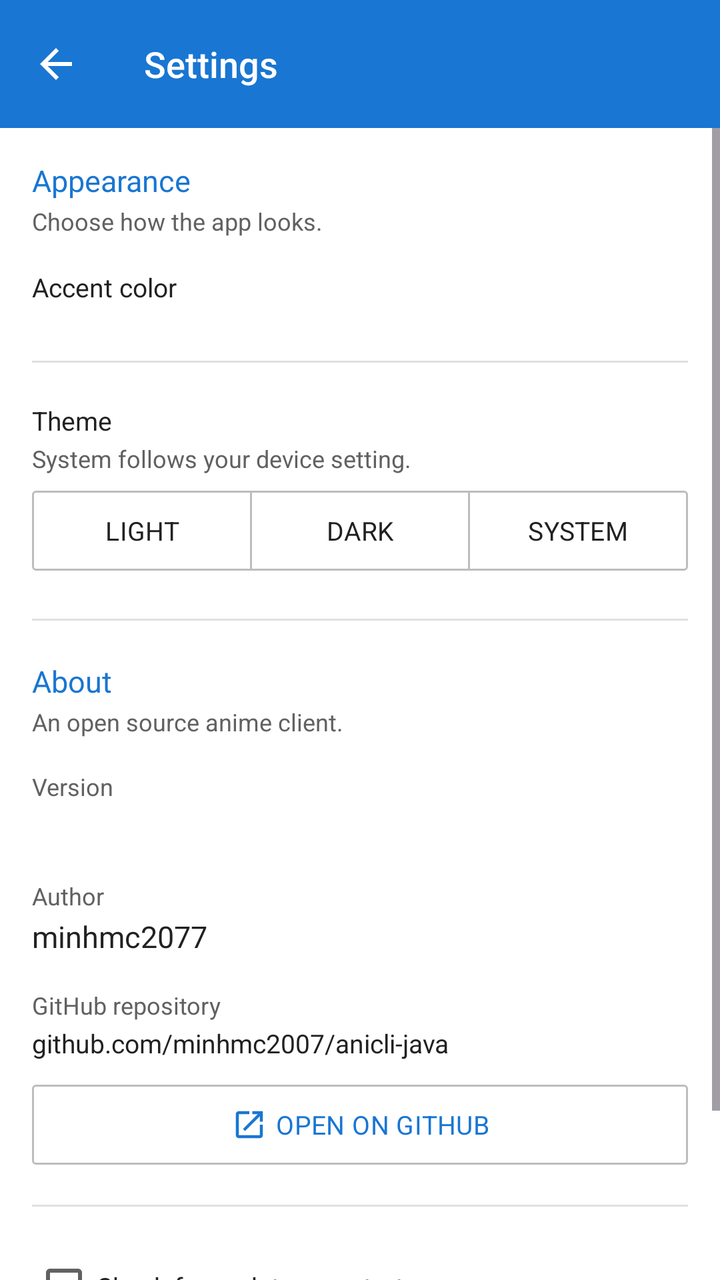
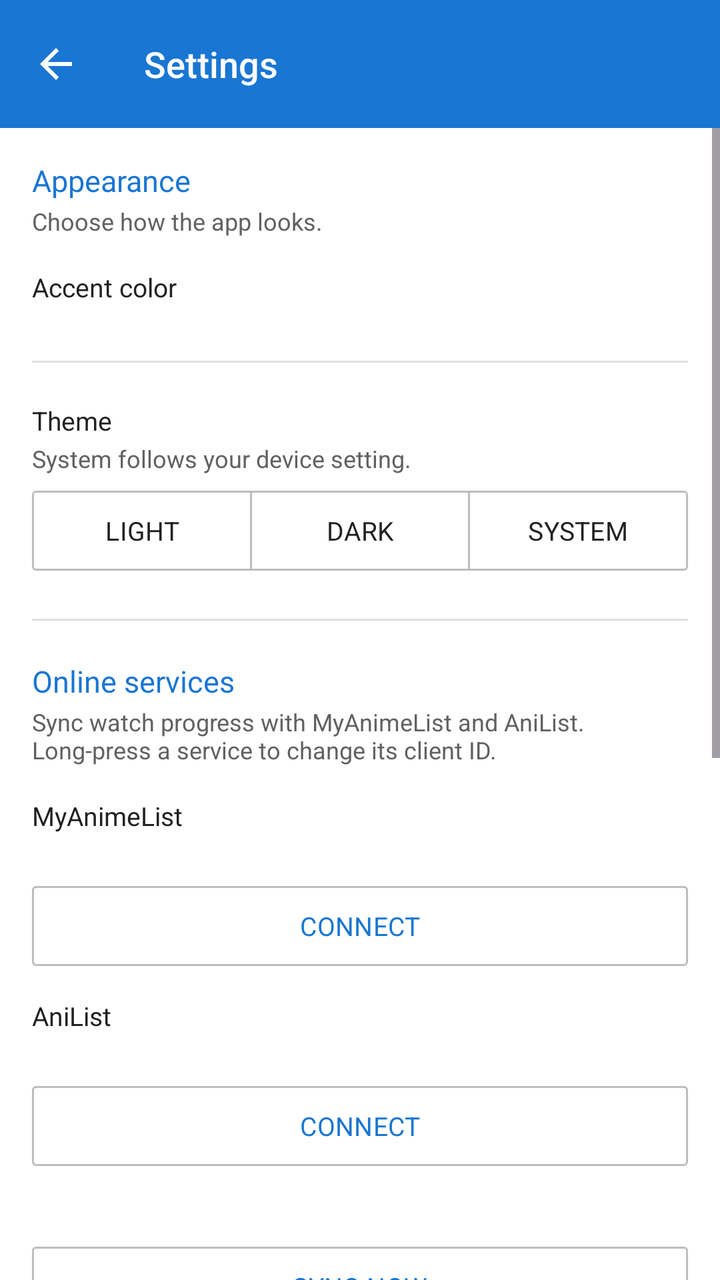

An Android layout rendered at two revisions. The XML below is the earlier revision; the diff shows what the commit changed to produce the second picture.
<!-- AndroidManifest.xml: application theme Theme.AniCliJava -->
<!-- res/layout/activity_settings.xml -->
<?xml version="1.0" encoding="utf-8"?>
<LinearLayout xmlns:android="http://schemas.android.com/apk/res/android"
    xmlns:app="http://schemas.android.com/apk/res-auto"
    android:id="@+id/root"
    android:layout_width="match_parent"
    android:layout_height="match_parent"
    android:background="?attr/colorSurface"
    android:orientation="vertical">

    <com.google.android.material.appbar.MaterialToolbar
        android:id="@+id/toolbar"
        style="@style/Widget.AniCli.Toolbar"
        android:layout_width="match_parent"
        android:layout_height="wrap_content"
        android:elevation="0dp"
        android:minHeight="?attr/actionBarSize"
        app:navigationContentDescription="@string/back"
        app:navigationIcon="@drawable/ic_arrow_back"
        app:title="@string/settings_title"
        app:titleTextAppearance="@style/TextAppearance.AniCli.TitleLarge" />

    <ScrollView
        android:id="@+id/scroll"
        android:layout_width="match_parent"
        android:layout_height="0dp"
        android:layout_weight="1"
        android:clipToPadding="false"
        android:fillViewport="true">

        <LinearLayout
            android:layout_width="match_parent"
            android:layout_height="wrap_content"
            android:orientation="vertical"
            android:paddingStart="16dp"
            android:paddingTop="16dp"
            android:paddingEnd="16dp"
            android:paddingBottom="24dp">

            <TextView
                android:layout_width="match_parent"
                android:layout_height="wrap_content"
                android:text="@string/settings_section_appearance"
                android:textAppearance="?attr/textAppearanceTitleMedium"
                android:textColor="?attr/colorPrimary" />

            <TextView
                android:layout_width="match_parent"
                android:layout_height="wrap_content"
                android:layout_marginTop="2dp"
                android:text="@string/settings_appearance_hint"
                android:textAppearance="?attr/textAppearanceBodySmall"
                android:textColor="?attr/colorOnSurfaceVariant" />

            <TextView
                android:layout_width="match_parent"
                android:layout_height="wrap_content"
                android:layout_marginTop="16dp"
                android:text="@string/settings_accent_color"
                android:textAppearance="?attr/textAppearanceTitleSmall"
                android:textColor="?attr/colorOnSurface" />

            <LinearLayout
                android:id="@+id/accent_row"
                android:layout_width="match_parent"
                android:layout_height="wrap_content"
                android:layout_marginTop="8dp"
                android:orientation="horizontal" />

            <View
                android:layout_width="match_parent"
                android:layout_height="1dp"
                android:layout_marginTop="20dp"
                android:background="@color/divider" />

            <TextView
                android:layout_width="match_parent"
                android:layout_height="wrap_content"
                android:layout_marginTop="20dp"
                android:text="@string/settings_theme"
                android:textAppearance="?attr/textAppearanceTitleSmall"
                android:textColor="?attr/colorOnSurface" />

            <TextView
                android:layout_width="match_parent"
                android:layout_height="wrap_content"
                android:layout_marginTop="2dp"
                android:text="@string/settings_theme_hint"
                android:textAppearance="?attr/textAppearanceBodySmall"
                android:textColor="?attr/colorOnSurfaceVariant" />

            <com.google.android.material.button.MaterialButtonToggleGroup
                android:id="@+id/theme_group"
                android:layout_width="match_parent"
                android:layout_height="wrap_content"
                android:layout_marginTop="8dp"
                app:selectionRequired="true"
                app:singleSelection="true">

                <com.google.android.material.button.MaterialButton
                    android:id="@+id/theme_light"
                    style="@style/Widget.AniCli.Button.Outlined"
                    android:layout_width="0dp"
                    android:layout_height="wrap_content"
                    android:layout_weight="1"
                    android:text="@string/settings_theme_light" />

                <com.google.android.material.button.MaterialButton
                    android:id="@+id/theme_dark"
                    style="@style/Widget.AniCli.Button.Outlined"
                    android:layout_width="0dp"
                    android:layout_height="wrap_content"
                    android:layout_weight="1"
                    android:text="@string/settings_theme_dark" />

                <com.google.android.material.button.MaterialButton
                    android:id="@+id/theme_system"
                    style="@style/Widget.AniCli.Button.Outlined"
                    android:layout_width="0dp"
                    android:layout_height="wrap_content"
                    android:layout_weight="1"
                    android:text="@string/settings_theme_system" />
            </com.google.android.material.button.MaterialButtonToggleGroup>

            <View
                android:layout_width="match_parent"
                android:layout_height="1dp"
                android:layout_marginTop="24dp"
                android:background="@color/divider" />

            <TextView
                android:layout_width="match_parent"
                android:layout_height="wrap_content"
                android:layout_marginTop="20dp"
                android:text="@string/settings_section_about"
                android:textAppearance="?attr/textAppearanceTitleMedium"
                android:textColor="?attr/colorPrimary" />

            <TextView
                android:layout_width="match_parent"
                android:layout_height="wrap_content"
                android:layout_marginTop="2dp"
                android:text="@string/settings_about_hint"
                android:textAppearance="?attr/textAppearanceBodySmall"
                android:textColor="?attr/colorOnSurfaceVariant" />

            <TextView
                android:layout_width="match_parent"
                android:layout_height="wrap_content"
                android:layout_marginTop="16dp"
                android:text="@string/settings_version"
                android:textAppearance="?attr/textAppearanceBodySmall"
                android:textColor="?attr/colorOnSurfaceVariant" />

            <TextView
                android:id="@+id/about_version"
                android:layout_width="match_parent"
                android:layout_height="wrap_content"
                android:layout_marginTop="2dp"
                android:textAppearance="?attr/textAppearanceTitleMedium"
                android:textColor="?attr/colorOnSurface" />

            <TextView
                android:layout_width="match_parent"
                android:layout_height="wrap_content"
                android:layout_marginTop="16dp"
                android:text="@string/settings_author"
                android:textAppearance="?attr/textAppearanceBodySmall"
                android:textColor="?attr/colorOnSurfaceVariant" />

            <TextView
                android:layout_width="match_parent"
                android:layout_height="wrap_content"
                android:layout_marginTop="2dp"
                android:text="@string/settings_author_value"
                android:textAppearance="?attr/textAppearanceTitleMedium"
                android:textColor="?attr/colorOnSurface" />

            <TextView
                android:layout_width="match_parent"
                android:layout_height="wrap_content"
                android:layout_marginTop="16dp"
                android:text="@string/settings_github"
                android:textAppearance="?attr/textAppearanceBodySmall"
                android:textColor="?attr/colorOnSurfaceVariant" />

            <TextView
                android:layout_width="match_parent"
                android:layout_height="wrap_content"
                android:layout_marginTop="2dp"
                android:text="@string/settings_repo_label"
                android:textAppearance="?attr/textAppearanceBodyMedium"
                android:textColor="?attr/colorOnSurface" />

            <com.google.android.material.button.MaterialButton
                android:id="@+id/github_button"
                style="@style/Widget.AniCli.Button.Outlined"
                android:layout_width="match_parent"
                android:layout_height="wrap_content"
                android:layout_marginTop="12dp"
                android:text="@string/settings_open_github"
                app:icon="@drawable/ic_open_in_new"
                app:iconGravity="textStart"
                app:iconTint="?attr/colorPrimary" />

            <View
                android:layout_width="match_parent"
                android:layout_height="1dp"
                android:layout_marginTop="20dp"
                android:background="@color/divider" />

            <CheckBox
                android:id="@+id/auto_update_check"
                android:layout_width="match_parent"
                android:layout_height="wrap_content"
                android:layout_marginTop="16dp"
                android:buttonTint="?attr/colorPrimary"
                android:text="@string/settings_auto_update"
                android:textAppearance="?attr/textAppearanceBodyMedium"
                android:textColor="?attr/colorOnSurface" />

            <com.google.android.material.button.MaterialButton
                android:id="@+id/check_updates_button"
                style="@style/Widget.AniCli.Button.Outlined"
                android:layout_width="match_parent"
                android:layout_height="wrap_content"
                android:layout_marginTop="8dp"
                android:text="@string/settings_check_updates" />

        </LinearLayout>
    </ScrollView>

</LinearLayout>
<!-- resources referenced by this layout -->
<resources>
  <color name="divider">#E0E0E0</color>
  <string name="back">Back</string>
  <string name="settings_about_hint">An open source anime client.</string>
  <string name="settings_accent_color">Accent color</string>
  <string name="settings_appearance_hint">Choose how the app looks.</string>
  <string name="settings_author">Author</string>
  <string name="settings_author_value">minhmc2077</string>
  <string name="settings_auto_update">Check for updates on startup</string>
  <string name="settings_check_updates">Check for updates</string>
  <string name="settings_github">GitHub repository</string>
  <string name="settings_open_github">Open on GitHub</string>
  <string name="settings_repo_label" translatable="false">github.com/minhmc2007/anicli-java</string>
  <string name="settings_section_about">About</string>
  <string name="settings_section_appearance">Appearance</string>
  <string name="settings_theme">Theme</string>
  <string name="settings_theme_dark">Dark</string>
  <string name="settings_theme_hint">System follows your device setting.</string>
  <string name="settings_theme_light">Light</string>
  <string name="settings_theme_system">System</string>
  <string name="settings_title">Settings</string>
  <string name="settings_version">Version</string>
  <style name="Theme.AniCliJava" parent="Theme.AniCliJava.Base" />
  <color name="primary">#1976D2</color>
  <color name="primary_dark">#0D47A1</color>
  <color name="onPrimary">#FFFFFF</color>
  <color name="primaryContainer">#E3F2FD</color>
  <color name="onPrimaryContainer">#0D47A1</color>
  <color name="secondary">#455A64</color>
  <color name="onSecondary">#FFFFFF</color>
  <color name="secondaryContainer">#ECEFF1</color>
  <color name="onSecondaryContainer">#263238</color>
  <color name="tertiary">#0288D1</color>
  <color name="onTertiary">#FFFFFF</color>
  <color name="background">#FFFFFF</color>
  <color name="onBackground">#212121</color>
  <color name="surface">#FFFFFF</color>
  <color name="onSurface">#212121</color>
  <color name="surfaceVariant">#F5F5F5</color>
  <color name="onSurfaceVariant">#616161</color>
  <color name="outline">#BDBDBD</color>
  <color name="error">#D32F2F</color>
  <color name="onError">#FFFFFF</color>
  <style name="TextAppearance.AniCli.BodyLarge" parent="TextAppearance.Material3.BodyLarge">
          <item name="android:fontFamily">sans-serif</item>
          <item name="fontFamily">sans-serif</item>
          <item name="android:textSize">15sp</item>
          <item name="android:letterSpacing">0</item>
      </style>
  <style name="TextAppearance.AniCli.BodyMedium" parent="TextAppearance.Material3.BodyMedium">
          <item name="android:fontFamily">sans-serif</item>
          <item name="fontFamily">sans-serif</item>
          <item name="android:textSize">13sp</item>
          <item name="android:letterSpacing">0</item>
      </style>
  <style name="TextAppearance.AniCli.BodySmall" parent="TextAppearance.Material3.BodySmall">
          <item name="android:fontFamily">sans-serif</item>
          <item name="fontFamily">sans-serif</item>
          <item name="android:textSize">12sp</item>
          <item name="android:letterSpacing">0</item>
      </style>
  <style name="ShapeAppearance.AniCli.Small" parent="">
          <item name="cornerFamily">rounded</item>
          <item name="cornerSize">2dp</item>
      </style>
  <!-- unchanged entries left out for length: 11 -->
</resources>

<!-- the commit's change to res/layout/activity_settings.xml (unified diff, before → after) -->
@@ -131,6 +131,92 @@
                 android:layout_width="match_parent"
                 android:layout_height="wrap_content"
                 android:layout_marginTop="20dp"
+                android:text="@string/settings_section_online"
+                android:textAppearance="?attr/textAppearanceTitleMedium"
+                android:textColor="?attr/colorPrimary" />
+
+            <TextView
+                android:layout_width="match_parent"
+                android:layout_height="wrap_content"
+                android:layout_marginTop="2dp"
+                android:text="@string/settings_online_hint"
+                android:textAppearance="?attr/textAppearanceBodySmall"
+                android:textColor="?attr/colorOnSurfaceVariant" />
+
+            <TextView
+                android:layout_width="match_parent"
+                android:layout_height="wrap_content"
+                android:layout_marginTop="16dp"
+                android:text="@string/sync_mal"
+                android:textAppearance="?attr/textAppearanceTitleSmall"
+                android:textColor="?attr/colorOnSurface" />
+
+            <TextView
+                android:id="@+id/mal_status"
+                android:layout_width="match_parent"
+                android:layout_height="wrap_content"
+                android:layout_marginTop="2dp"
+                android:textAppearance="?attr/textAppearanceBodySmall"
+                android:textColor="?attr/colorOnSurfaceVariant" />
+
+            <com.google.android.material.button.MaterialButton
+                android:id="@+id/mal_button"
+                style="@style/Widget.AniCli.Button.Outlined"
+                android:layout_width="match_parent"
+                android:layout_height="wrap_content"
+                android:layout_marginTop="8dp"
+                android:text="@string/sync_connect" />
+
+            <TextView
+                android:layout_width="match_parent"
+                android:layout_height="wrap_content"
+                android:layout_marginTop="16dp"
+                android:text="@string/sync_anilist"
+                android:textAppearance="?attr/textAppearanceTitleSmall"
+                android:textColor="?attr/colorOnSurface" />
+
+            <TextView
+                android:id="@+id/anilist_status"
+                android:layout_width="match_parent"
+                android:layout_height="wrap_content"
+                android:layout_marginTop="2dp"
+                android:textAppearance="?attr/textAppearanceBodySmall"
+                android:textColor="?attr/colorOnSurfaceVariant" />
+
+            <com.google.android.material.button.MaterialButton
+                android:id="@+id/anilist_button"
+                style="@style/Widget.AniCli.Button.Outlined"
+                android:layout_width="match_parent"
+                android:layout_height="wrap_content"
+                android:layout_marginTop="8dp"
+                android:text="@string/sync_connect" />
+
+            <TextView
+                android:id="@+id/sync_last"
+                android:layout_width="match_parent"
+                android:layout_height="wrap_content"
+                android:layout_marginTop="16dp"
+                android:textAppearance="?attr/textAppearanceBodySmall"
+                android:textColor="?attr/colorOnSurfaceVariant" />
+
+            <com.google.android.material.button.MaterialButton
+                android:id="@+id/sync_now_button"
+                style="@style/Widget.AniCli.Button.Outlined"
+                android:layout_width="match_parent"
+                android:layout_height="wrap_content"
+                android:layout_marginTop="8dp"
+                android:text="@string/sync_now" />
+
+            <View
+                android:layout_width="match_parent"
+                android:layout_height="1dp"
+                android:layout_marginTop="24dp"
+                android:background="@color/divider" />
+
+            <TextView
+                android:layout_width="match_parent"
+                android:layout_height="wrap_content"
+                android:layout_marginTop="20dp"
                 android:text="@string/settings_section_about"
                 android:textAppearance="?attr/textAppearanceTitleMedium"
                 android:textColor="?attr/colorPrimary" />
<!-- resource entries referenced after the edit -->
@@ -10,10 +10,12 @@
   <string name="settings_auto_update">Check for updates on startup</string>
   <string name="settings_check_updates">Check for updates</string>
   <string name="settings_github">GitHub repository</string>
+  <string name="settings_online_hint">Sync watch progress with MyAnimeList and AniList. Long-press a service to change its client ID.</string>
   <string name="settings_open_github">Open on GitHub</string>
   <string name="settings_repo_label" translatable="false">github.com/minhmc2007/anicli-java</string>
   <string name="settings_section_about">About</string>
   <string name="settings_section_appearance">Appearance</string>
+  <string name="settings_section_online">Online services</string>
   <string name="settings_theme">Theme</string>
   <string name="settings_theme_dark">Dark</string>
   <string name="settings_theme_hint">System follows your device setting.</string>
@@ -21,6 +23,10 @@
   <string name="settings_theme_system">System</string>
   <string name="settings_title">Settings</string>
   <string name="settings_version">Version</string>
+  <string name="sync_anilist">AniList</string>
+  <string name="sync_connect">Connect</string>
+  <string name="sync_mal">MyAnimeList</string>
+  <string name="sync_now">Sync now</string>
   <style name="Theme.AniCliJava" parent="Theme.AniCliJava.Base" />
   <color name="primary">#1976D2</color>
   <color name="primary_dark">#0D47A1</color>
